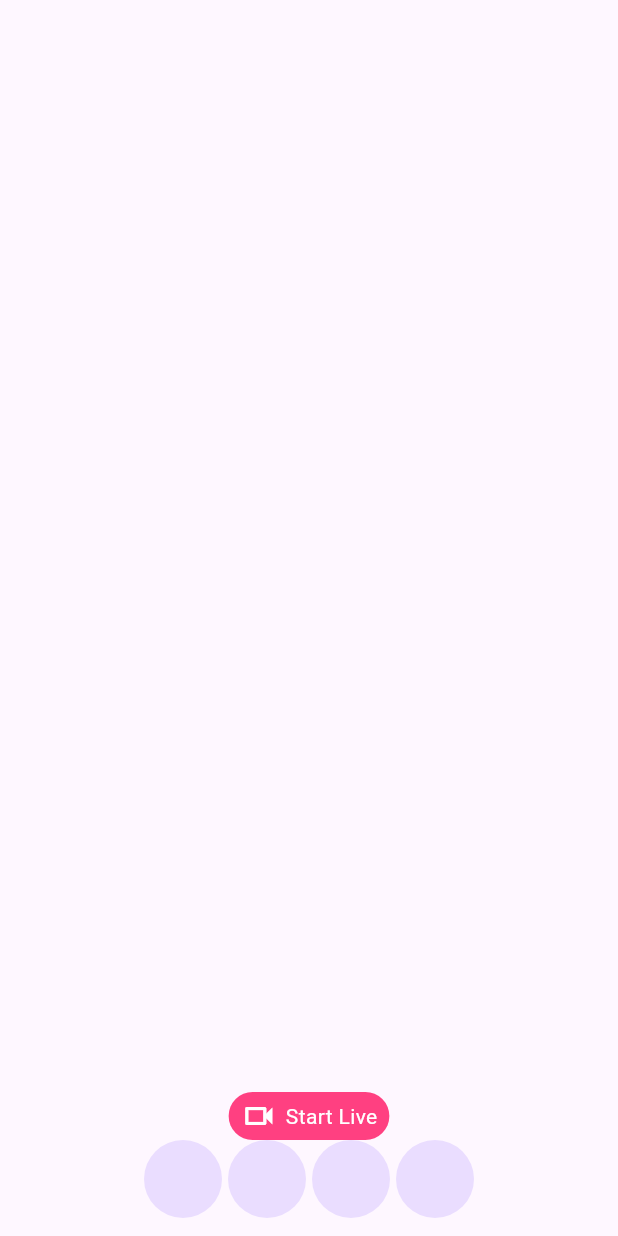
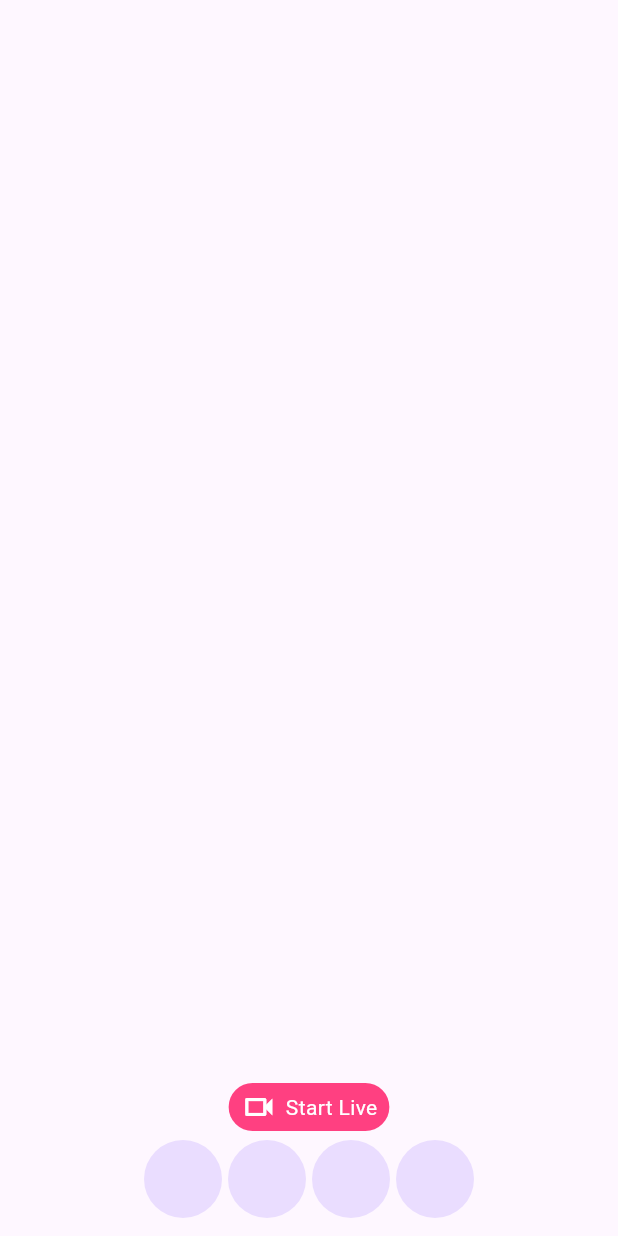
Before and after one commit to JAICHANGPARK/flutter_notebook_chapter_43, a Flutter app: the AiVideoHomePage screen opened directly, on a phone screen of 412 x 824 dp. Run offline on Flutter 3.47's test engine with Material 3 defaults, Android fonts, the phone set to English and light mode, and no system bars; our stand-ins replace gap, hugeicons, percent_indicator.

Commit message:
Update ai_video_home_page.dart

```diff
--- a/lib/ep2181_ai_video_chat_app/ui/ai_video_home_page.dart
+++ b/lib/ep2181_ai_video_chat_app/ui/ai_video_home_page.dart
@@ -25,6 +25,7 @@ class _AiVideoHomePageState extends State<AiVideoHomePage> {
               right: 0,
               bottom: 12,
               child: Column(
+                spacing: 6,
                 children: [
                   Container(
                     decoration: ShapeDecoration(
@@ -50,18 +51,25 @@ class _AiVideoHomePageState extends State<AiVideoHomePage> {
                     ),
                   ),
                   Container(
-                    child:  Row(
-                      mainAxisSize: MainAxisSize.min
-                      ,
+                    decoration: ShapeDecoration(
+                      shape: StadiumBorder(),
+                    ),
+                    child: Row(
+                      mainAxisSize: MainAxisSize.min,
                       spacing: 4,
                       children: [
-
                         CircleAvatar(
                           radius: 26,
                         ),
-                        CircleAvatar(radius: 26,),
-                        CircleAvatar(radius: 26,),
-                        CircleAvatar(radius: 26,),
+                        CircleAvatar(
+                          radius: 26,
+                        ),
+                        CircleAvatar(
+                          radius: 26,
+                        ),
+                        CircleAvatar(
+                          radius: 26,
+                        ),
                       ],
                     ),
                   )
```
